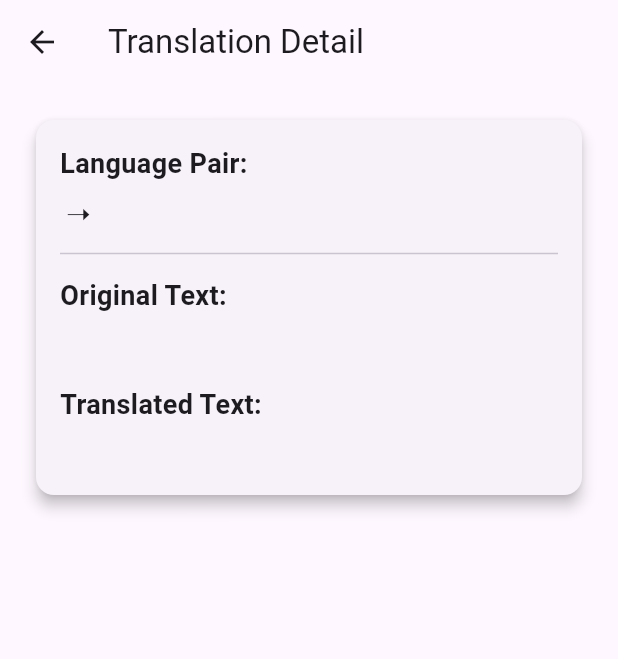
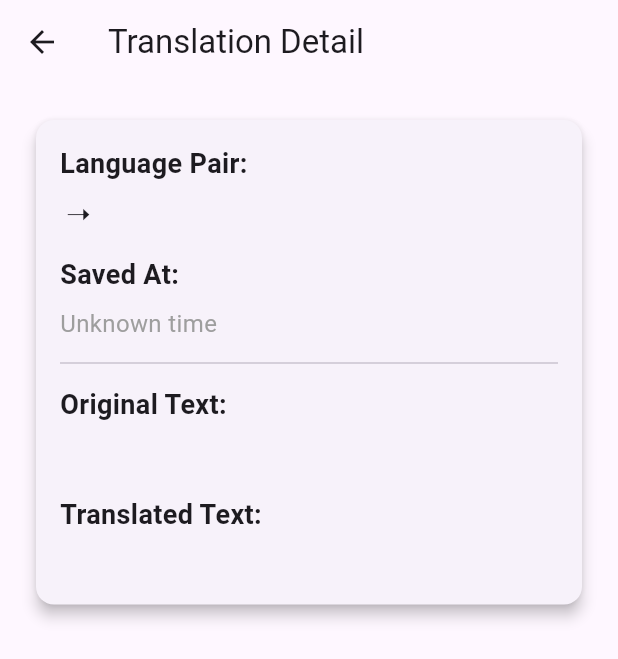
Before and after one commit to Cyusaalain/translator_app, a Flutter app: the TranslationDetailPage screen opened directly with empty values, on a phone screen of 412 x 824 dp. Shown: the top 659 px of the screen. Run offline on Flutter 3.47's test engine with Material 3 defaults, Android fonts, the phone set to English and light mode, and no system bars; our stand-ins replace firebase_auth, firebase_core, flutter_tts, permission_handler, shared_preferences, speech_to_text; missing offline and left inert: translator; accounts and stored records are empty.

Commit message:
creating history local history

```diff
--- a/lib/pages/TranslationHistoryPage.dart
+++ b/lib/pages/TranslationHistoryPage.dart
@@ -2,8 +2,9 @@ import 'package:flutter/material.dart';
 
 class TranslationDetailPage extends StatelessWidget {
   final Map<String, String> entry;
+  final VoidCallback? onDelete;
 
-  const TranslationDetailPage({super.key, required this.entry});
+  const TranslationDetailPage({super.key, required this.entry, this.onDelete});
 
   @override
   Widget build(BuildContext context) {
@@ -11,6 +12,11 @@ class TranslationDetailPage extends StatelessWidget {
     final toLang = entry['toLang'] ?? '';
     final inputText = entry['input'] ?? '';
     final translatedText = entry['translated'] ?? '';
+    final timestamp = entry['timestamp'];
+    final date = timestamp != null ? DateTime.tryParse(timestamp) : null;
+    final formattedDate = date != null
+        ? "${date.year}-${date.month.toString().padLeft(2, '0')}-${date.day.toString().padLeft(2, '0')} ${date.hour.toString().padLeft(2, '0')}:${date.minute.toString().padLeft(2, '0')}"
+        : "Unknown time";
 
     return Scaffold(
       appBar: AppBar(title: const Text("Translation Detail")),
@@ -33,6 +39,16 @@ class TranslationDetailPage extends StatelessWidget {
                     "$fromLang ➝ $toLang",
                     style: const TextStyle(fontSize: 16),
                   ),
+                  const SizedBox(height: 16),
+                  const Text(
+                    "Saved At:",
+                    style: TextStyle(fontSize: 18, fontWeight: FontWeight.bold),
+                  ),
+                  const SizedBox(height: 8),
+                  Text(
+                    formattedDate,
+                    style: const TextStyle(fontSize: 16, color: Colors.grey),
+                  ),
                   const Divider(height: 30),
                   const Text(
                     "Original Text:",
@@ -50,6 +66,20 @@ class TranslationDetailPage extends StatelessWidget {
                     translatedText,
                     style: const TextStyle(fontSize: 16, color: Colors.green),
                   ),
+                  if (onDelete != null)
+                    Padding(
+                      padding: const EdgeInsets.only(top: 24),
+                      child: Center(
+                        child: ElevatedButton.icon(
+                          style: ElevatedButton.styleFrom(
+                            backgroundColor: Colors.red,
+                          ),
+                          onPressed: onDelete,
+                          icon: const Icon(Icons.delete),
+                          label: const Text("Delete"),
+                        ),
+                      ),
+                    ),
                 ],
               ),
             ),
```
Also changed, not shown: lib/pages/manual_translation_page.dart (+21 -8 lines).
